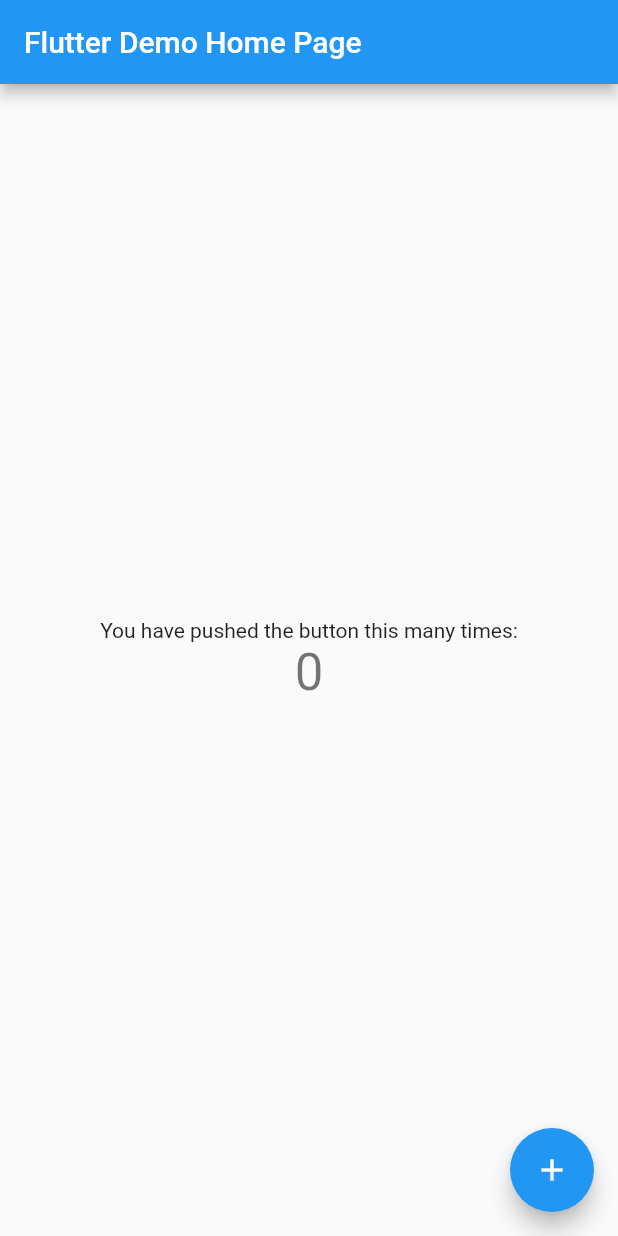
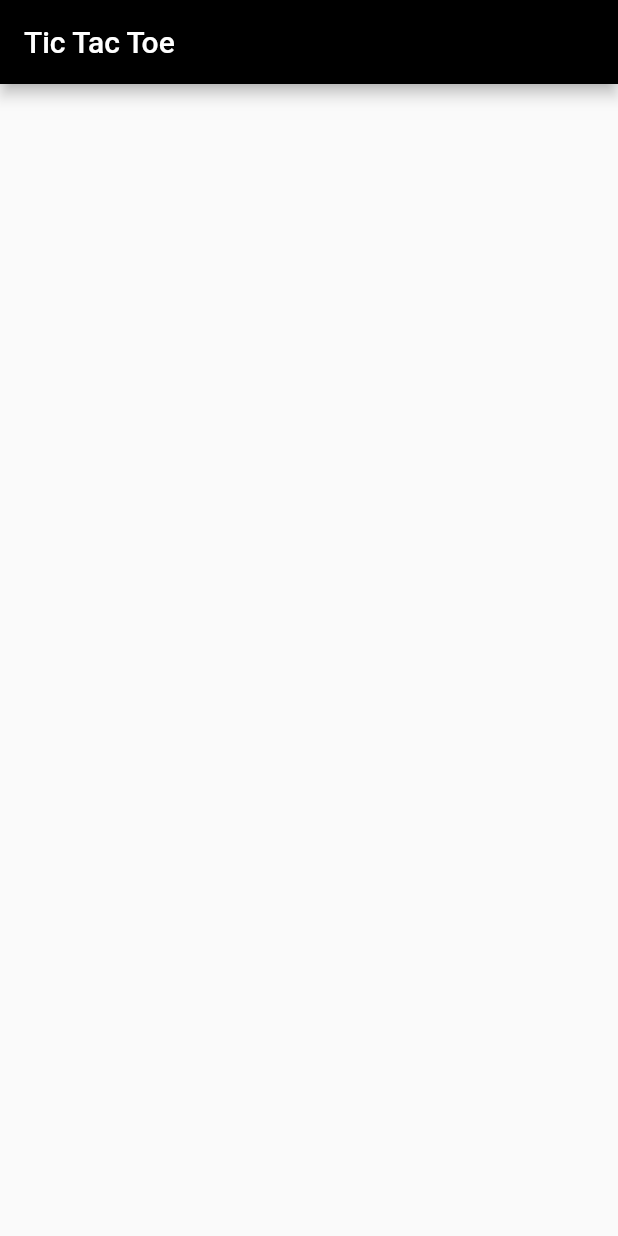
Before and after one commit to fiixed/flutter-tic-tac-toe, a Flutter app: the screen it shows after launch, on a phone screen of 412 x 824 dp. Run offline on Flutter 3.47's test engine with Material 2 defaults, Android fonts, the phone set to English and light mode, and no system bars.

Commit message:
basic scaffolding

```diff
--- /dev/null
+++ b/lib/home_page.dart
@@ -0,0 +1,20 @@
+import 'package:flutter/material.dart';
+
+class HomePage extends StatefulWidget {
+  HomePage({Key key}) : super(key: key);
+
+  @override
+  _HomePageState createState() => _HomePageState();
+}
+
+class _HomePageState extends State<HomePage> {
+  @override
+  Widget build(BuildContext context) {
+    return Scaffold(
+       appBar: AppBar(
+         title: Text('Tic Tac Toe'),
+       ),
+       body: Container(),
+    );
+  }
+}
--- a/lib/main.dart
+++ b/lib/main.dart
@@ -1,111 +1,17 @@
 import 'package:flutter/material.dart';
+import './home_page.dart';
 
 void main() => runApp(MyApp());
 
 class MyApp extends StatelessWidget {
-  // This widget is the root of your application.
   @override
   Widget build(BuildContext context) {
     return MaterialApp(
-      title: 'Flutter Demo',
+      title: 'Tic Tac Toe',
       theme: ThemeData(
-        // This is the theme of your application.
-        //
-        // Try running your application with "flutter run". You'll see the
-        // application has a blue toolbar. Then, without quitting the app, try
-        // changing the primarySwatch below to Colors.green and then invoke
-        // "hot reload" (press "r" in the console where you ran "flutter run",
-        // or simply save your changes to "hot reload" in a Flutter IDE).
-        // Notice that the counter didn't reset back to zero; the application
-        // is not restarted.
-        primarySwatch: Colors.blue,
+        primaryColor: Colors.black,
       ),
-      home: MyHomePage(title: 'Flutter Demo Home Page'),
+      home: HomePage(),
     );
   }
 }
-
-class MyHomePage extends StatefulWidget {
-  MyHomePage({Key key, this.title}) : super(key: key);
-
-  // This widget is the home page of your application. It is stateful, meaning
-  // that it has a State object (defined below) that contains fields that affect
-  // how it looks.
-
-  // This class is the configuration for the state. It holds the values (in this
-  // case the title) provided by the parent (in this case the App widget) and
-  // used by the build method of the State. Fields in a Widget subclass are
-  // always marked "final".
-
-  final String title;
-
-  @override
-  _MyHomePageState createState() => _MyHomePageState();
-}
-
-class _MyHomePageState extends State<MyHomePage> {
-  int _counter = 0;
-
-  void _incrementCounter() {
-    setState(() {
-      // This call to setState tells the Flutter framework that something has
-      // changed in this State, which causes it to rerun the build method below
-      // so that the display can reflect the updated values. If we changed
-      // _counter without calling setState(), then the build method would not be
-      // called again, and so nothing would appear to happen.
-      _counter++;
-    });
-  }
-
-  @override
-  Widget build(BuildContext context) {
-    // This method is rerun every time setState is called, for instance as done
-    // by the _incrementCounter method above.
-    //
-    // The Flutter framework has been optimized to make rerunning build methods
-    // fast, so that you can just rebuild anything that needs updating rather
-    // than having to individually change instances of widgets.
-    return Scaffold(
-      appBar: AppBar(
-        // Here we take the value from the MyHomePage object that was created by
-        // the App.build method, and use it to set our appbar title.
-        title: Text(widget.title),
-      ),
-      body: Center(
-        // Center is a layout widget. It takes a single child and positions it
-        // in the middle of the parent.
-        child: Column(
-          // Column is also a layout widget. It takes a list of children and
-          // arranges them vertically. By default, it sizes itself to fit its
-          // children horizontally, and tries to be as tall as its parent.
-          //
-          // Invoke "debug painting" (press "p" in the console, choose the
-          // "Toggle Debug Paint" action from the Flutter Inspector in Android
-          // Studio, or the "Toggle Debug Paint" command in Visual Studio Code)
-          // to see the wireframe for each widget.
-          //
-          // Column has various properties to control how it sizes itself and
-          // how it positions its children. Here we use mainAxisAlignment to
-          // center the children vertically; the main axis here is the vertical
-          // axis because Columns are vertical (the cross axis would be
-          // horizontal).
-          mainAxisAlignment: MainAxisAlignment.center,
-          children: <Widget>[
-            Text(
-              'You have pushed the button this many times:',
-            ),
-            Text(
-              '$_counter',
-              style: Theme.of(context).textTheme.display1,
-            ),
-          ],
-        ),
-      ),
-      floatingActionButton: FloatingActionButton(
-        onPressed: _incrementCounter,
-        tooltip: 'Increment',
-        child: Icon(Icons.add),
-      ), // This trailing comma makes auto-formatting nicer for build methods.
-    );
-  }
-}
```
